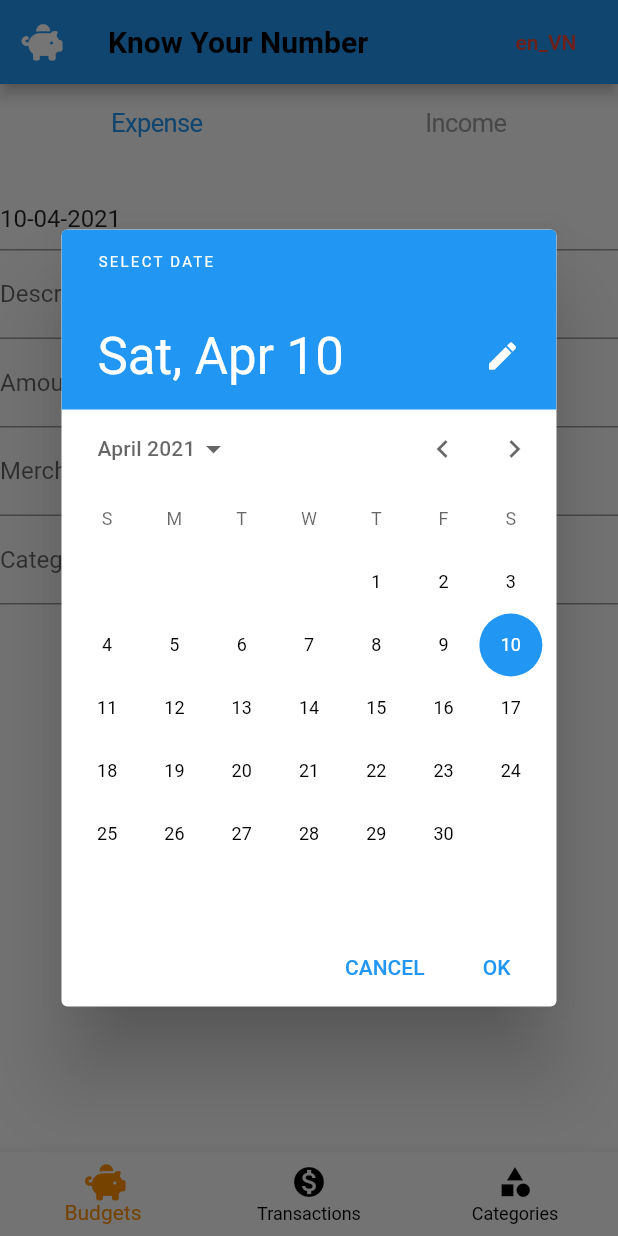
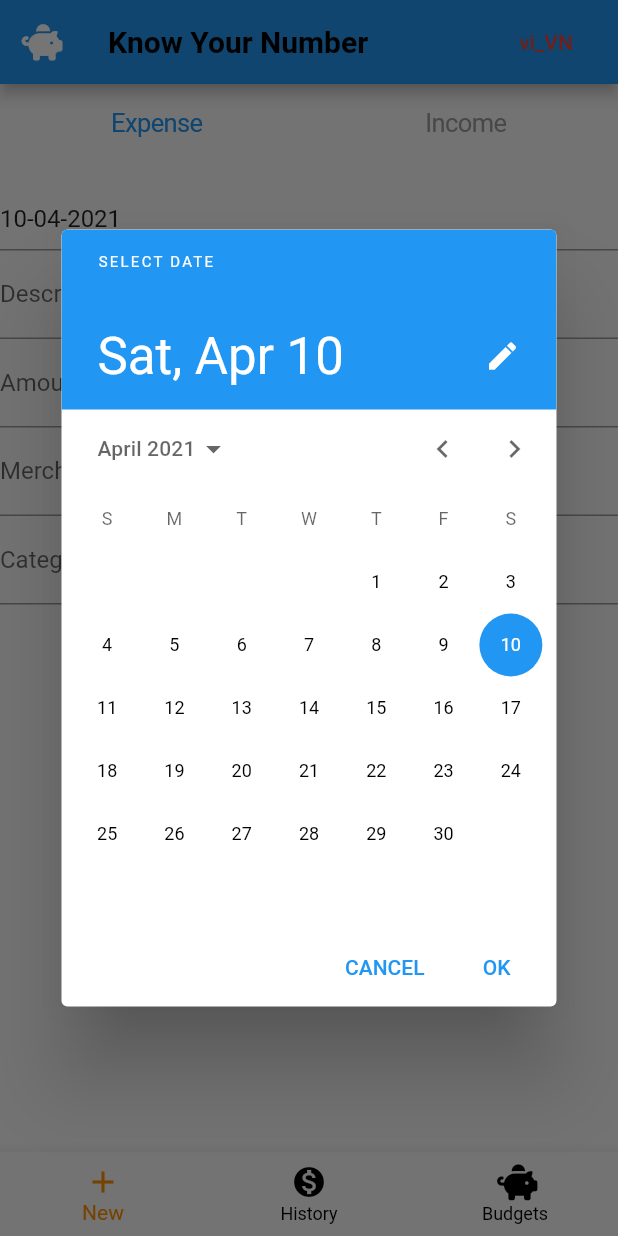
Before and after one commit to tstsv/know-your-number, a Flutter app: the screen it shows after launch, after a tap on "Date", on a phone screen of 412 x 824 dp. Run offline on Flutter 3.47's test engine with Material 2 defaults, Android fonts, the phone set to English and light mode, and no system bars; our stand-ins replace flutter_slidable, font_awesome_flutter, month_picker_dialog, sqflite; accounts and stored records are empty; statements that could not run were skipped.

Commit message:
feat: add new category (#4)

```diff
--- a/lib/category.dart
+++ b/lib/category.dart
@@ -1,22 +1,33 @@
 import 'package:know_your_number/database.dart';
+
+enum CategoryFrequencyType {
+  daily,
+  weekly,
+  monthly,
+}
 
 class TransactionCategory {
   int _id;
   String _name;
   String _description;
   double _budget;
+  int _frequencyIndex;
 
-  TransactionCategory(this._id, this._name, this._description, this._budget);
+  TransactionCategory(this._id, this._name, this._description, this._budget,
+      this._frequencyIndex);
 
   int id() => _id;
   String name() => _name;
   String description() => _description;
   double budget() => _budget;
+  int frequency() => _frequencyIndex;
+
   Map<String, dynamic> toDatabseRow() {
     Map<String, dynamic> databaseRow = {
       DatabaseHelper.columnDescription: _description,
       DatabaseHelper.columnName: this._name,
       DatabaseHelper.columnBudget: this._budget,
+      DatabaseHelper.columnFrequency: this._frequencyIndex,
     };
     if (_id != -1) {
       databaseRow['id'] = _id;
--- a/lib/category_model.dart
+++ b/lib/category_model.dart
@@ -40,7 +40,8 @@ class CategoryModel extends Model {
       var name = element[DatabaseHelper.columnName];
       var desc = element[DatabaseHelper.columnDescription];
       var budget = element[DatabaseHelper.columnBudget];
-      return new TransactionCategory(id, name, desc, budget);
+      var frequency = element[DatabaseHelper.columnFrequency];
+      return new TransactionCategory(id, name, desc, budget, frequency);
     }).toList();
     return budgets;
   }
--- a/lib/config_helper.dart
+++ b/lib/config_helper.dart
@@ -1,5 +1,6 @@
 import 'dart:ui';
 
+import 'package:flutter/material.dart';
 import 'package:intl/date_symbol_data_local.dart';
 import 'package:intl/intl.dart';
 
@@ -9,6 +10,8 @@ class ConfigHelper {
   String _locale = "en_VN";
   String _currencySymbol = "";
   double _maxDecimal = 2;
+  MaterialLocalizations _localizations;
+
   ConfigHelper._privateConstructor() {
     // initLocale();
   }
@@ -49,4 +52,7 @@ class ConfigHelper {
   String localeCountry() => _locale.substring(_locale.indexOf("_") + 1);
   Locale localeObj() => Locale(this.localeLangue(), this.localeCountry());
   bool localeInit(String locale) => _supportedLocales[locale];
+  void setLocalizations(MaterialLocalizations localizations) =>
+      this._localizations = localizations;
+  MaterialLocalizations localizations() => _localizations;
 }
--- a/lib/database.dart
+++ b/lib/database.dart
@@ -30,6 +30,7 @@ class DatabaseHelper {
   static final columnNote = 'note';
   static final columnCategoryId = 'category_id';
   static final columnMerchant = 'merchant';
+  static final columnFrequency = 'frequency';
 
   // make this a singleton class
   DatabaseHelper._privateConstructor();
@@ -63,7 +64,8 @@ class DatabaseHelper {
             $columnIdCreateStatement,
             $columnName TEXT NOT NULL,
             $columnDescription TEXT NOT NULL,
-            $columnBudget DOUBLE DEFAULT 0
+            $columnBudget DOUBLE DEFAULT 0,
+            $columnFrequency INT DEFAULT 2
           )
           ''');
     await db.execute('''
@@ -91,12 +93,14 @@ class DatabaseHelper {
     await db.insert(categoryTable, {
       columnName: "Meal",
       columnDescription: "Dine out or takeaway meal",
-      columnBudget: 1000000
+      columnBudget: 1000000,
+      columnFrequency: 2,
     });
     await db.insert(categoryTable, {
       columnName: "Housing",
       columnDescription: "Purchases for the House",
-      columnBudget: 1000000
+      columnBudget: 1000000,
+      columnFrequency: 2,
     });
   }
 
--- a/lib/main.dart
+++ b/lib/main.dart
@@ -4,6 +4,7 @@ import 'package:know_your_number/config_helper.dart';
 import 'package:know_your_number/transaction_list.dart';
 import 'package:know_your_number/transaction_widget.dart';
 import 'package:font_awesome_flutter/font_awesome_flutter.dart';
+import 'package:flutter_localizations/flutter_localizations.dart';
 
 void main() => runApp(MyApp());
 
@@ -33,10 +34,23 @@ class _MyStatefulWidgetState extends State<MyStatefulWidget> {
   final configHelper = ConfigHelper.instance;
   int _selectedIndex = 0;
   int _selectedTransactionId = -1;
+  MaterialLocalizations localizations;
 
   @override
   void initState() {
-    configHelper.config(locale: "en_VN", currencySymbol: "");
+    configHelper.config(locale: "vi_VN", currencySymbol: "");
+    initLocale(configHelper.localeObj());
+
+    super.initState();
+  }
+
+  initLocale(Locale locale) async {
+    localizations = locale == null
+        ? MaterialLocalizations.of(context)
+        : await GlobalMaterialLocalizations.delegate.load(locale);
+    if (localizations != null) {
+      configHelper.setLocalizations(localizations);
+    }
   }
 
   void _onItemTapped(int index) {
@@ -83,11 +97,12 @@ class _MyStatefulWidgetState extends State<MyStatefulWidget> {
           TextButton(
             onPressed: () {
               String locale =
-                  ConfigHelper.instance.locale() == "vi_VN" ? "en_VN" : "vi_VN";
-              ConfigHelper.instance.config(locale: locale, currencySymbol: "");
+                  configHelper.locale() == "vi_VN" ? "en_VN" : "vi_VN";
+              configHelper.config(locale: locale, currencySymbol: "");
+              initLocale(configHelper.localeObj());
               setState(() {});
             },
-            child: Text(ConfigHelper.instance.locale(),
+            child: Text(configHelper.locale(),
                 style: TextStyle(color: Colors.red)),
           ),
         ]),
@@ -98,16 +113,16 @@ class _MyStatefulWidgetState extends State<MyStatefulWidget> {
         unselectedItemColor: Colors.black,
         items: const <BottomNavigationBarItem>[
           BottomNavigationBarItem(
-            icon: Icon(FontAwesomeIcons.piggyBank),
-            label: 'Budgets',
+            icon: Icon(Icons.add),
+            label: 'New',
           ),
           BottomNavigationBarItem(
             icon: Icon(Icons.monetization_on),
-            label: 'Transactions',
+            label: 'History',
           ),
           BottomNavigationBarItem(
-            icon: Icon(Icons.category),
-            label: 'Categories',
+            icon: Icon(FontAwesomeIcons.piggyBank),
+            label: 'Budgets',
           ),
         ],
         currentIndex: _selectedIndex,
--- a/lib/model.dart
+++ b/lib/model.dart
@@ -78,7 +78,8 @@ class TransactionModel extends Model {
       var name = element[DatabaseHelper.columnName];
       var desc = element[DatabaseHelper.columnDescription];
       var budget = element[DatabaseHelper.columnBudget];
-      return new TransactionCategory(id, name, desc, budget);
+      var frequency = element[DatabaseHelper.columnFrequency];
+      return new TransactionCategory(id, name, desc, budget, frequency);
     }).toList();
     return budgets;
   }
@@ -155,7 +156,8 @@ class CategoryModel extends Model {
       var name = element[DatabaseHelper.columnName];
       var desc = element[DatabaseHelper.columnDescription];
       var budget = element[DatabaseHelper.columnBudget];
-      return new TransactionCategory(id, name, desc, budget);
+      var frequency = element[DatabaseHelper.columnFrequency];
+      return new TransactionCategory(id, name, desc, budget, frequency);
     }).toList();
   }
 
--- a/lib/transaction_widget.dart
+++ b/lib/transaction_widget.dart
@@ -94,7 +94,8 @@ class _TransactionState extends State<TransactionWidget> {
             categoryController.text = selectedTransactionCategory.name();
             populateTransactionData(transaction);
           }
-          return FocusScope(
+          return SingleChildScrollView(
+            child: FocusScope(
               node: _node,
               child: Column(
                 children: [
@@ -105,7 +106,8 @@ class _TransactionState extends State<TransactionWidget> {
                           child: Text(
                             'Expense',
                             style: TextStyle(
-                              color: transactionTypeController.text == 'Expense'
+                                color:
+                                    transactionTypeController.text == 'Expense'
                                         ? Colors.blue
                                         : Colors.grey),
                           ),
@@ -122,7 +124,8 @@ class _TransactionState extends State<TransactionWidget> {
                           child: Text(
                             'Income',
                             style: TextStyle(
-                              color: transactionTypeController.text == 'Income'
+                                color:
+                                    transactionTypeController.text == 'Income'
                                         ? Colors.blue
                                         : Colors.grey),
                           ),
@@ -130,7 +133,8 @@ class _TransactionState extends State<TransactionWidget> {
                             if (transactionTypeController.text != 'Income') {
                               transactionTypeController.text = 'Income';
                               setState(() {
-                              _typeSelectedIndex = TransactionType.income.index;
+                                _typeSelectedIndex =
+                                    TransactionType.income.index;
                               });
                             }
                           }),
@@ -168,7 +172,8 @@ class _TransactionState extends State<TransactionWidget> {
                     onEditingComplete: _node.nextFocus,
                   ),
                   TextField(
-                  keyboardType: TextInputType.numberWithOptions(decimal: true),
+                    keyboardType:
+                        TextInputType.numberWithOptions(decimal: true),
                     controller: amountController,
                     decoration: InputDecoration(
                       labelText: "Amount",
@@ -190,7 +195,9 @@ class _TransactionState extends State<TransactionWidget> {
                           })),
                   Row(mainAxisAlignment: MainAxisAlignment.center, children: [
                     ElevatedButton(
-                    child: Text("Save"),
+                      child: Text(ConfigHelper.instance
+                          .localizations()
+                          .saveButtonLabel),
                       onPressed: () {
                         String description = descriptionController.text;
                         double amount = ConfigHelper.instance
@@ -231,7 +238,9 @@ class _TransactionState extends State<TransactionWidget> {
                       width: 16,
                     ),
                     ElevatedButton(
-                    child: Text('Clear'),
+                      child: Text(ConfigHelper.instance
+                          .localizations()
+                          .cancelButtonLabel),
                       onPressed: () {
                         setState(() {
                           _transactionId = -1;
@@ -242,6 +251,7 @@ class _TransactionState extends State<TransactionWidget> {
                   ]),
                 ],
               ),
+            ),
           );
         },
       ),
```
Also changed, not shown: lib/category_list.dart (+45 -24 lines), lib/category_widget.dart (+5 -3 lines), lib/full_dialog_page.dart (+77 -13 lines). Lines whose indentation alone changed are shown as unchanged.
